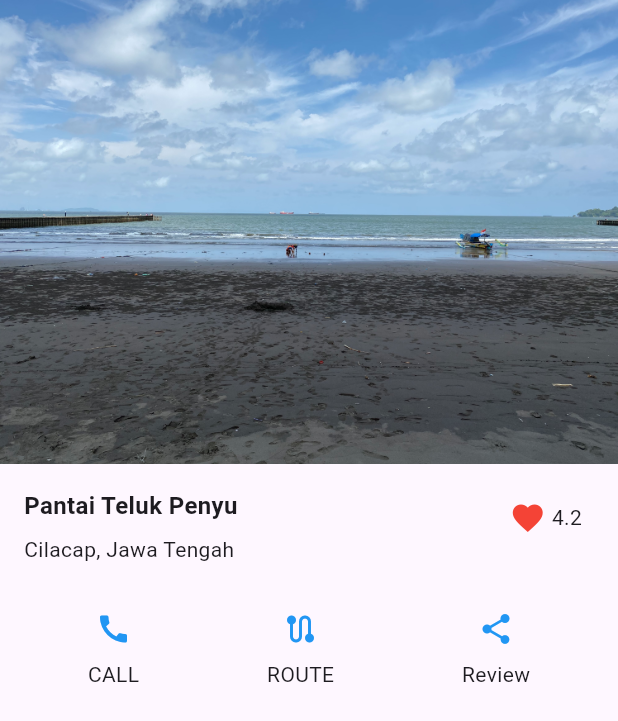
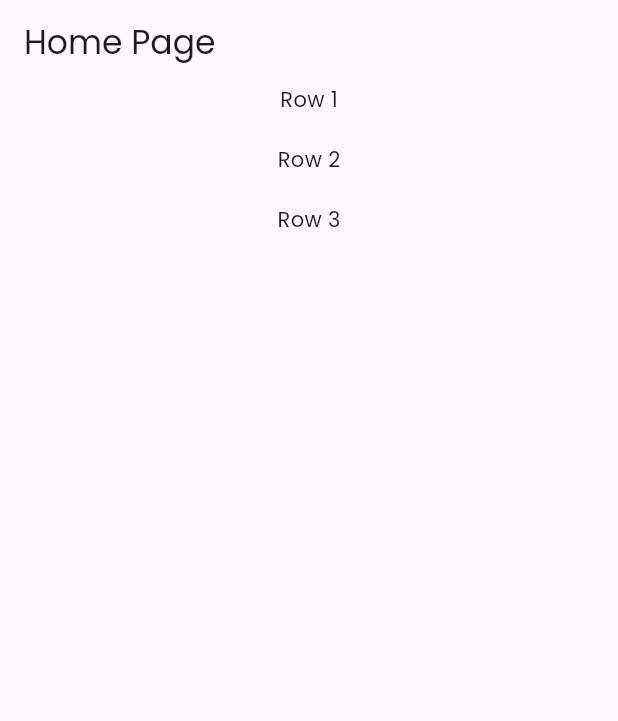
Before and after one commit to Audyari/Projek_Flutter, a Flutter app: the screen it shows after launch, on a phone screen of 412 x 824 dp. Shown: the top 721 px of the screen. Run offline on Flutter 3.47's test engine with Material 3 defaults, Android fonts, the phone set to English and light mode, and no system bars.

Commit message:
Chatty 1

```diff
--- a/lib/home_page.dart
+++ b/lib/home_page.dart
@@ -6,127 +6,23 @@ class HomePage extends StatelessWidget {
   @override
   Widget build(BuildContext context) {
     return Scaffold(
-      body: SafeArea(
-        child: Column(
-          crossAxisAlignment: CrossAxisAlignment.start,
-          children: [
-            Image.asset(
-              'assets/images/background.png',
-              fit: BoxFit.cover,
-              width: double.infinity,
+      appBar: AppBar(
+        title: const Text('Home Page'),
+      ),
+      body: const SafeArea(
+        child: SingleChildScrollView(
+          child: Center(
+            child: Column(
+              mainAxisAlignment: MainAxisAlignment.center,
+              children: [
+                Text('Row 1'),
+                SizedBox(height: 20),
+                Text('Row 2'),
+                SizedBox(height: 20),
+                Text('Row 3'),
+              ],
             ),
-            const SizedBox(height: 16),
-            const Padding(
-              padding: EdgeInsets.symmetric(horizontal: 16),
-              child: Row(
-                mainAxisAlignment: MainAxisAlignment.spaceBetween,
-                crossAxisAlignment: CrossAxisAlignment.start,
-                children: [
-                  Flexible(
-                    child: Column(
-                      crossAxisAlignment: CrossAxisAlignment.start,
-                      children: [
-                        Text(
-                          'Pantai Teluk Penyu',
-                          style: TextStyle(
-                            fontWeight: FontWeight.bold,
-                            fontSize: 16,
-                          ),
-                        ),
-                        SizedBox(height: 8),
-                        Text(
-                          'Cilacap, Jawa Tengah',
-                          style: TextStyle(
-                            fontSize: 14,
-                            height: 1.5,
-                          ),
-                        ),
-                      ],
-                    ),
-                  ),
-                  SizedBox(width: 16),
-                  Padding(
-                    padding: EdgeInsets.all(8.0),
-                    child: Row(
-                      mainAxisAlignment: MainAxisAlignment.end,
-                      crossAxisAlignment: CrossAxisAlignment.center,
-                      children: [
-                        Icon(
-                          Icons.favorite,
-                          color: Colors.red,
-                        ),
-                        SizedBox(width: 4),
-                        Text(
-                          '4.2',
-                          style: TextStyle(
-                            fontSize: 14,
-                            height: 1.5,
-                          ),
-                        ),
-                      ],
-                    ),
-                  ),
-                ],
-              ),
-            ),
-            const SizedBox(height: 30),
-            const Padding(
-              padding: EdgeInsets.symmetric(horizontal: 16),
-              child: Row(
-                mainAxisAlignment: MainAxisAlignment.spaceAround,
-                children: [
-                  Column(
-                    children: [
-                      Icon(
-                        Icons.call,
-                        color: Colors.blue,
-                      ),
-                      SizedBox(height: 8),
-                      Text(
-                        'CALL',
-                        style: TextStyle(
-                          fontSize: 14,
-                          height: 1.5,
-                        ),
-                      ),
-                    ],
-                  ),
-                  Column(
-                    children: [
-                      Icon(
-                        Icons.route,
-                        color: Colors.blue,
-                      ),
-                      SizedBox(height: 8),
-                      Text(
-                        'ROUTE',
-                        style: TextStyle(
-                          fontSize: 14,
-                          height: 1.5,
-                        ),
-                      ),
-                    ],
-                  ),
-                  Column(
-                    children: [
-                      Icon(
-                        Icons.share,
-                        color: Colors.blue,
-                      ),
-                      SizedBox(height: 8),
-                      Text(
-                        'Review',
-                        style: TextStyle(
-                          fontSize: 14,
-                          height: 1.5,
-                        ),
-                      ),
-                    ],
-                  ),
-                ],
-              ),
-            ),
-          ],
+          ),
         ),
       ),
     );
--- a/lib/main.dart
+++ b/lib/main.dart
@@ -8,9 +8,12 @@ class MyApp extends StatelessWidget {
 
   @override
   Widget build(BuildContext context) {
-    return const MaterialApp(
+    return MaterialApp(
       debugShowCheckedModeBanner: false,
-      home: HomePage(),
+      theme: ThemeData(
+        fontFamily: "Poppins",
+      ),
+      home: const HomePage(),
     );
   }
 }
--- a/pubspec.yaml
+++ b/pubspec.yaml
@@ -84,7 +84,13 @@ flutter:
     - family: Poppins
       fonts:
         - asset: assets/fonts/Poppins-Regular.ttf
+          weight: 400
         - asset: assets/fonts/Poppins-Bold.ttf
+        - asset: assets/fonts/Poppins-Light.ttf
+          weight: 300
+        - asset: assets/fonts/Poppins-Medium.ttf
+          weight: 500
+
          # weight: 700
   #   - family: Schyler
   #     fonts:
```
